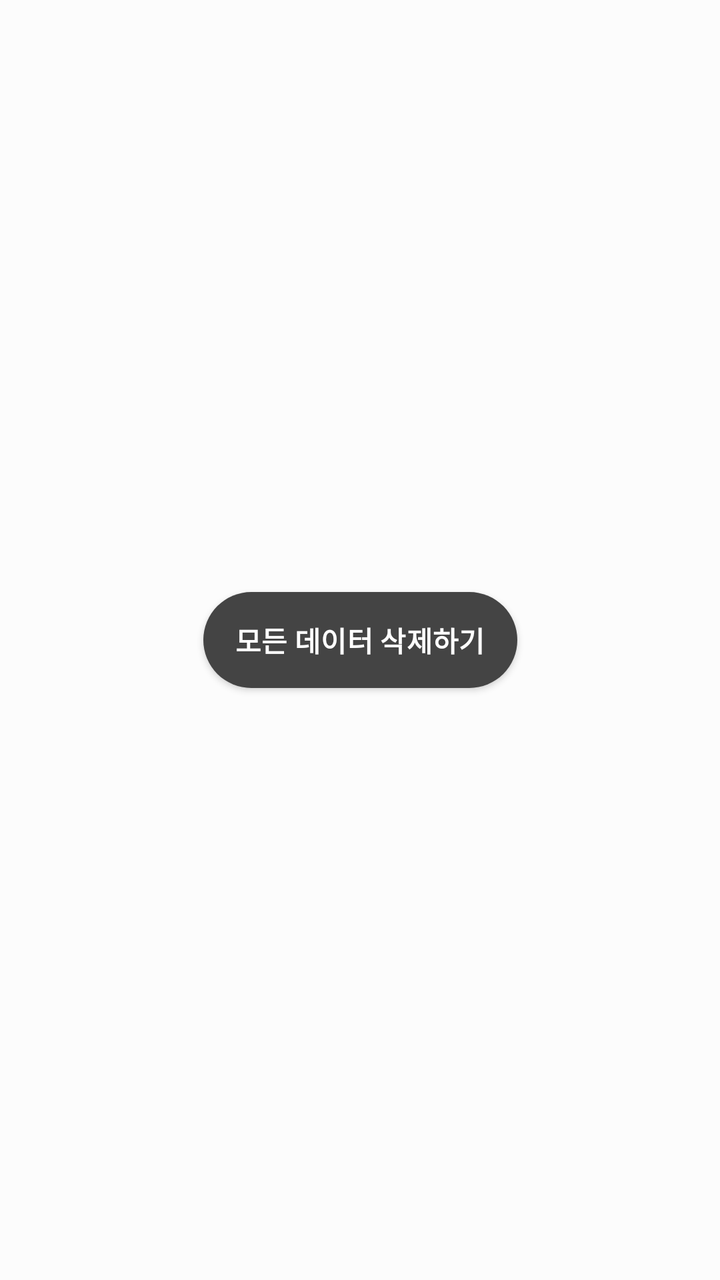
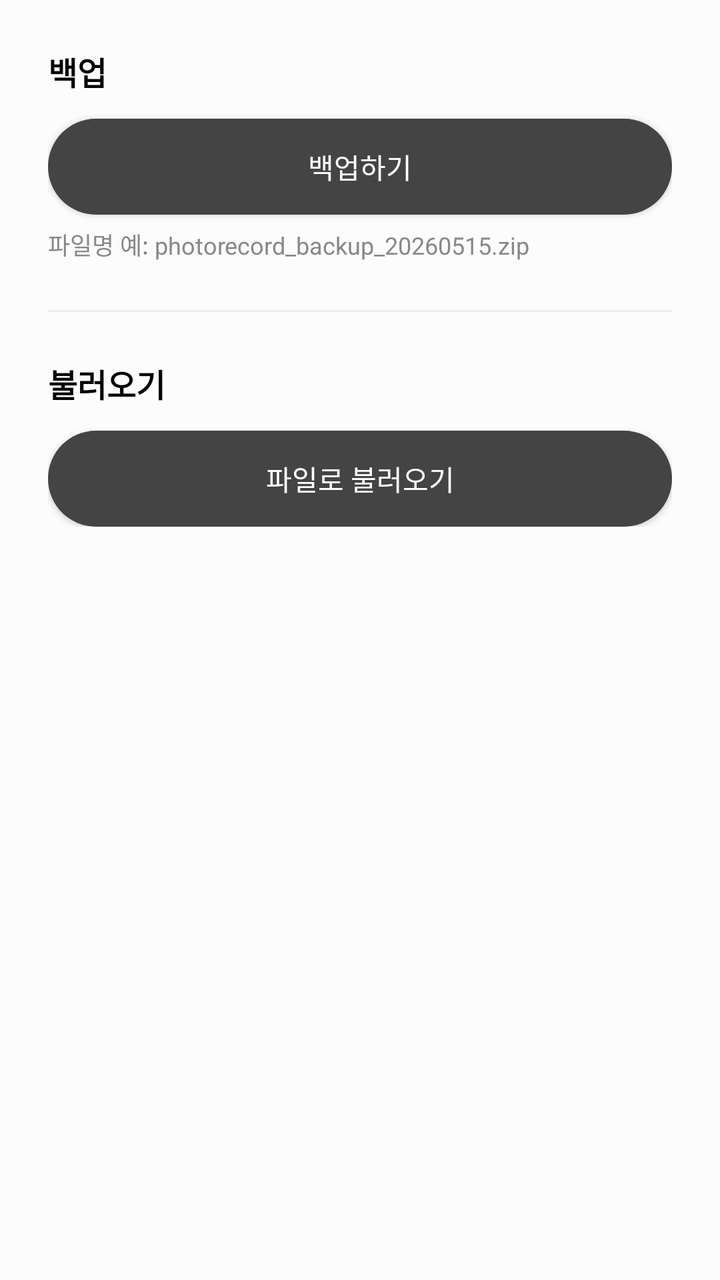

Two renders of the same Android screen: before a commit and after it. Below are the layout's source before the change and the commit's diff.
<!-- AndroidManifest.xml: application theme Theme.PhotoRecord.NoActionBar -->
<!-- res/layout/fragment_data_mgnt.xml -->
<?xml version="1.0" encoding="utf-8"?>
<androidx.constraintlayout.widget.ConstraintLayout xmlns:android="http://schemas.android.com/apk/res/android"
    xmlns:app="http://schemas.android.com/apk/res-auto"
    android:layout_width="match_parent"
    android:layout_height="match_parent"
    android:background="@color/background">

    <android.widget.Button
        android:id="@+id/btn_data_mgnt_reset"
        style="@style/TextSubtitle2.White.Bold"
        android:layout_width="wrap_content"
        android:layout_height="wrap_content"
        android:background="@drawable/background_gray_r40"
        android:paddingLeft="16dp"
        android:paddingEnd="16dp"
        android:text="@string/datamgnt_delete_all"
        app:layout_constraintBottom_toBottomOf="parent"
        app:layout_constraintEnd_toEndOf="parent"
        app:layout_constraintStart_toStartOf="parent"
        app:layout_constraintTop_toTopOf="parent" />

</androidx.constraintlayout.widget.ConstraintLayout>
<!-- resources referenced by this layout -->
<resources>
  <color name="background">#FFFCFCFC</color>
  <!-- drawable background_gray_r40 (drawable) -->
  <?xml version="1.0" encoding="utf-8"?>
  <shape xmlns:android="http://schemas.android.com/apk/res/android"
      android:shape="rectangle">
      <corners android:radius="40dp" />
      <solid android:color="@color/gray"/>
  </shape>
  <string name="datamgnt_delete_all">모든 데이터 삭제하기</string>
  <style name="TextSubtitle2.White.Bold">
          <item name="android:textStyle">bold</item>
      </style>
  <style name="Theme.PhotoRecord.NoActionBar">
          <item name="windowActionBar">false</item>
          <item name="windowNoTitle">true</item>
      </style>
  <color name="gray">#FF444444</color>
</resources>

<!-- the commit's change to res/layout/fragment_data_mgnt.xml (unified diff, before → after) -->
@@ -1,22 +1,105 @@
 <?xml version="1.0" encoding="utf-8"?>
-<androidx.constraintlayout.widget.ConstraintLayout xmlns:android="http://schemas.android.com/apk/res/android"
-    xmlns:app="http://schemas.android.com/apk/res-auto"
+<ScrollView xmlns:android="http://schemas.android.com/apk/res/android"
     android:layout_width="match_parent"
     android:layout_height="match_parent"
     android:background="@color/background">
 
-    <android.widget.Button
-        android:id="@+id/btn_data_mgnt_reset"
-        style="@style/TextSubtitle2.White.Bold"
-        android:layout_width="wrap_content"
+    <LinearLayout
+        android:layout_width="match_parent"
         android:layout_height="wrap_content"
-        android:background="@drawable/background_gray_r40"
-        android:paddingLeft="16dp"
-        android:paddingEnd="16dp"
-        android:text="@string/datamgnt_delete_all"
-        app:layout_constraintBottom_toBottomOf="parent"
-        app:layout_constraintEnd_toEndOf="parent"
-        app:layout_constraintStart_toStartOf="parent"
-        app:layout_constraintTop_toTopOf="parent" />
+        android:orientation="vertical"
+        android:padding="24dp">
 
-</androidx.constraintlayout.widget.ConstraintLayout>
+        <TextView
+            android:layout_width="wrap_content"
+            android:layout_height="wrap_content"
+            android:text="@string/datamgnt_backup_title"
+            android:textColor="@color/font"
+            android:textSize="16sp"
+            android:textStyle="bold"
+            android:layout_marginBottom="12dp" />
+
+        <android.widget.Button
+            android:id="@+id/btn_data_mgnt_backup"
+            android:layout_width="match_parent"
+            android:layout_height="wrap_content"
+            android:background="@drawable/background_gray_r40"
+            android:text="@string/datamgnt_backup"
+            android:textColor="@color/white" />
+
+        <TextView
+            android:layout_width="wrap_content"
+            android:layout_height="wrap_content"
+            android:text="@string/datamgnt_backup_hint"
+            android:textColor="#888888"
+            android:textSize="12sp"
+            android:layout_marginTop="6dp" />
+
+        <View
+            android:layout_width="match_parent"
+            android:layout_height="1dp"
+            android:background="#EEEEEE"
+            android:layout_marginTop="24dp"
+            android:layout_marginBottom="24dp" />
+
+        <TextView
+            android:layout_width="wrap_content"
+            android:layout_height="wrap_content"
+            android:text="@string/datamgnt_restore_title"
+            android:textColor="@color/font"
+            android:textSize="16sp"
+            android:textStyle="bold"
+            android:layout_marginBottom="12dp" />
+
+        <android.widget.Button
+            android:id="@+id/btn_data_mgnt_restore"
+            android:layout_width="match_parent"
+            android:layout_height="wrap_content"
+            android:background="@drawable/background_gray_r40"
+            android:text="@string/datamgnt_restore"
+            android:textColor="@color/white" />
+
+        <android.widget.Button
+            android:id="@+id/btn_data_mgnt_restore_last"
+            android:layout_width="match_parent"
+            android:layout_height="wrap_content"
+            android:background="@drawable/background_gray_r40"
+            android:text="@string/datamgnt_restore_last"
+            android:textColor="@color/white"
+            android:layout_marginTop="8dp"
+            android:visibility="gone" />
+
+        <LinearLayout
+            android:id="@+id/layout_last_backup"
+            android:layout_width="match_parent"
+            android:layout_height="wrap_content"
+            android:orientation="vertical"
+            android:visibility="gone"
+            android:layout_marginTop="8dp">
+
+            <TextView
+                android:id="@+id/tv_last_backup_date"
+                android:layout_width="wrap_content"
+                android:layout_height="wrap_content"
+                android:textColor="@color/font"
+                android:textSize="13sp"
+                android:layout_marginBottom="2dp" />
+
+            <TextView
+                android:id="@+id/tv_last_backup_name"
+                android:layout_width="wrap_content"
+                android:layout_height="wrap_content"
+                android:textColor="#888888"
+                android:textSize="12sp" />
+        </LinearLayout>
+
+        <ProgressBar
+            android:id="@+id/progress_data_mgnt"
+            android:layout_width="wrap_content"
+            android:layout_height="wrap_content"
+            android:layout_gravity="center_horizontal"
+            android:layout_marginTop="16dp"
+            android:visibility="gone" />
+
+    </LinearLayout>
+</ScrollView>
<!-- resource entries referenced after the edit -->
@@ -1,6 +1,8 @@
 <!-- resources referenced by this layout -->
 <resources>
   <color name="background">#FFFCFCFC</color>
+  <color name="font">#FF040404</color>
+  <color name="white">#FFFFFFFF</color>
   <!-- drawable background_gray_r40 (drawable) -->
   <?xml version="1.0" encoding="utf-8"?>
   <shape xmlns:android="http://schemas.android.com/apk/res/android"
@@ -8,10 +10,12 @@
       <corners android:radius="40dp" />
       <solid android:color="@color/gray"/>
   </shape>
-  <string name="datamgnt_delete_all">모든 데이터 삭제하기</string>
-  <style name="TextSubtitle2.White.Bold">
-          <item name="android:textStyle">bold</item>
-      </style>
+  <string name="datamgnt_backup">백업하기</string>
+  <string name="datamgnt_backup_hint">파일명 예: photorecord_backup_20260515.zip</string>
+  <string name="datamgnt_backup_title">백업</string>
+  <string name="datamgnt_restore">파일로 불러오기</string>
+  <string name="datamgnt_restore_last">마지막 백업 파일 불러오기</string>
+  <string name="datamgnt_restore_title">불러오기</string>
   <style name="Theme.PhotoRecord.NoActionBar">
           <item name="windowActionBar">false</item>
           <item name="windowNoTitle">true</item>
